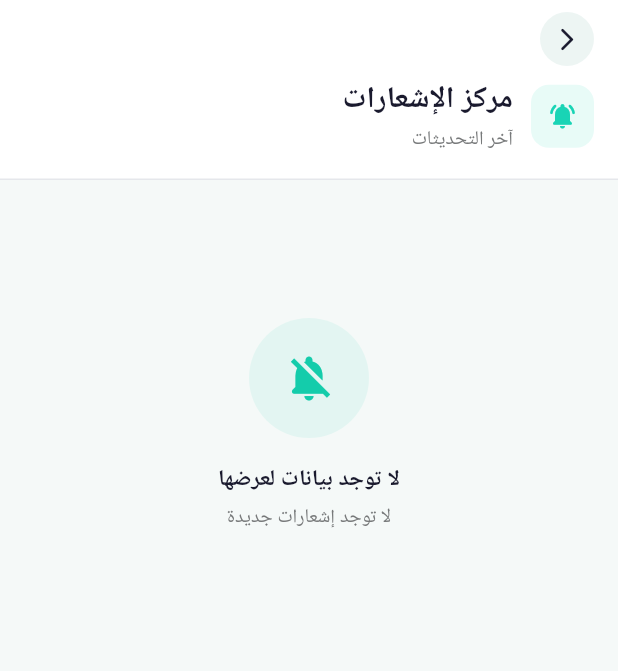
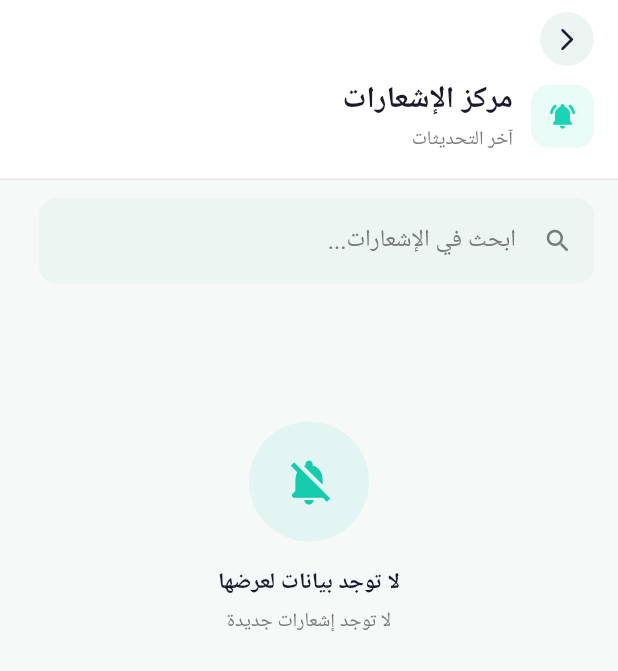
Before and after one commit to Majed-2000/shubra-hr-apr2026, a Flutter app: the Notifications screen opened by its route, on a phone screen of 412 x 824 dp. Shown: the top 671 px of the screen. Run offline on Flutter 3.47's test engine with Material 3 defaults, Android fonts, the phone set to English and light mode, and no system bars; our stand-ins replace dio, firebase_core, firebase_messaging, flutter_secure_storage, flutter_svg, image_picker and 4 more; accounts and stored records are empty; network calls fail.

Commit message:
sprint Wave 1 (partial): notifications search, gov app tiles, sync tracking
Features shipped:
- #12 Notifications search — debounced TextField, client-side filter on
  title + body, query highlighting via HighlightedText widget; per-query
  empty state with "no matching results" copy
- #17 Government services — new Settings section with Tawakkalna / Absher /
  GOSI tiles; tap opens the installed app or falls to App/Play Store
- #14 Sync tracking — notifications screen now reports successful fetches
  to SyncTracker; LastSyncBadge in the search bar shows freshness and
  doubles as a refresh button (other screens to follow)

Files:
- lib/config/gov_apps.dart           NEW
- lib/services/gov_app_launcher.dart NEW
- lib/notifications.dart             search + highlight + sync hook + badge
- lib/settings.dart                  Government Services section

Co-Authored-By: Claude Opus 4.7 (1M context) <noreply@anthropic.com>

```diff
--- a/lib/notifications.dart
+++ b/lib/notifications.dart
@@ -4,6 +4,8 @@
 // المحتوى: قائمة paginated، يستعمل InfiniteScrollMixin + PaginatedListView.
 // API: GET /getMyNotifications?page=N.
 // ============================================================================
+
+import 'dart:async';
 
 import 'package:flutter/material.dart';
 import 'package:intl/intl.dart';
@@ -12,7 +14,10 @@ import 'dio_client.dart';
 import 'l10n/app_localizations.dart';
 import 'noti.dart';
 import 'shared/mixins/infinite_scroll_mixin.dart';
+import 'shared/services/sync_tracker.dart';
 import 'shared/utils/logger.dart';
+import 'shared/widgets/highlighted_text.dart';
+import 'shared/widgets/last_sync_badge.dart';
 import 'shared/widgets/paginated_list_view.dart';
 import 'theme.dart';
 import 'widgets.dart';
@@ -31,11 +36,14 @@ class Notifications extends StatefulWidget {
 class _NotificationsState extends State<Notifications>
     with InfiniteScrollMixin<Notifications> {
   final dioClient = DioClient().client;
+  final _searchController = TextEditingController();
 
   final List<noti> _notifications = [];
   bool _isLoading = false;
   bool _stop = false;
   int _page = 0;
+  String _query = '';
+  Timer? _debounce;
 
   @override
   bool get hasMore => !_stop;
@@ -74,11 +82,36 @@ class _NotificationsState extends State<Notifications>
             ..msg = x['msg']);
         }
       });
+      await SyncTracker.markSynced('notifications');
     } catch (e) {
       logD('Error fetching notifications: $e');
     } finally {
       if (mounted) setState(() => _isLoading = false);
     }
+  }
+
+  @override
+  void dispose() {
+    _debounce?.cancel();
+    _searchController.dispose();
+    super.dispose();
+  }
+
+  void _onSearchChanged(String value) {
+    _debounce?.cancel();
+    _debounce = Timer(const Duration(milliseconds: 200), () {
+      if (mounted) setState(() => _query = value.trim());
+    });
+  }
+
+  List<noti> get _filtered {
+    if (_query.isEmpty) return _notifications;
+    final q = _query.toLowerCase();
+    return _notifications.where((n) {
+      final inTitle = (n.name ?? '').toLowerCase().contains(q);
+      final inBody = (n.msg ?? '').toLowerCase().contains(q);
+      return inTitle || inBody;
+    }).toList();
   }
 
   Future<void> _refresh() async {
@@ -103,20 +136,66 @@ class _NotificationsState extends State<Notifications>
   @override
   Widget build(BuildContext context) {
     final t = AppLocalizations.of(context)!;
+    final filtered = _filtered;
+    final isSearchEmpty = _query.isNotEmpty && filtered.isEmpty && !_isLoading;
     return ModernScaffold(
       title: t.notifications,
       subtitle: bi(context, ar: "آخر التحديثات", en: "Your latest updates"),
       leadingIcon: Icons.notifications_active_rounded,
-      body: PaginatedListView<noti>(
-        items: _notifications,
+      body: Column(
+        children: [
+          Padding(
+            padding: const EdgeInsets.fromLTRB(16, 12, 16, 0),
+            child: Row(
+              children: [
+                Expanded(
+                  child: TextField(
+                    controller: _searchController,
+                    onChanged: _onSearchChanged,
+                    decoration: InputDecoration(
+                      hintText: bi(context,
+                          ar: "ابحث في الإشعارات...",
+                          en: "Search notifications..."),
+                      prefixIcon: const Icon(Icons.search_rounded, size: 20),
+                      suffixIcon: _query.isEmpty
+                          ? null
+                          : IconButton(
+                              icon: const Icon(Icons.close_rounded, size: 18),
+                              onPressed: () {
+                                _searchController.clear();
+                                setState(() => _query = '');
+                              },
+                            ),
+                      isDense: true,
+                    ),
+                  ),
+                ),
+                const SizedBox(width: 10),
+                LastSyncBadge(screenKey: 'notifications', onRefresh: _refresh),
+              ],
+            ),
+          ),
+          Expanded(
+            child: PaginatedListView<noti>(
+              items: filtered,
               isLoading: _isLoading,
               controller: scrollController,
               onRefresh: _refresh,
               emptyState: EmptyState(
-          icon: Icons.notifications_off_rounded,
-          title: t.nodata,
-          subtitle: bi(context,
-              ar: "لا توجد إشعارات جديدة", en: "You're all caught up!"),
+                icon: isSearchEmpty
+                    ? Icons.search_off_rounded
+                    : Icons.notifications_off_rounded,
+                title: isSearchEmpty
+                    ? bi(context,
+                        ar: "لا نتائج للبحث", en: "No matching results")
+                    : t.nodata,
+                subtitle: isSearchEmpty
+                    ? bi(context,
+                        ar: "جرّب كلمة مختلفة",
+                        en: "Try a different keyword")
+                    : bi(context,
+                        ar: "لا توجد إشعارات جديدة",
+                        en: "You're all caught up!"),
                 accent: AppColors.secondary,
               ),
               itemBuilder: (context, item, _) => Padding(
@@ -124,8 +203,12 @@ class _NotificationsState extends State<Notifications>
                 child: _NotificationCard(
                   item: item,
                   formattedDate: _formatDate(item.date),
+                  query: _query,
                 ),
               ),
+            ),
+          ),
+        ],
       ),
     );
   }
@@ -134,7 +217,12 @@ class _NotificationsState extends State<Notifications>
 class _NotificationCard extends StatelessWidget {
   final noti item;
   final String formattedDate;
-  const _NotificationCard({required this.item, required this.formattedDate});
+  final String query;
+  const _NotificationCard({
+    required this.item,
+    required this.formattedDate,
+    this.query = '',
+  });
 
   @override
   Widget build(BuildContext context) {
@@ -168,23 +256,27 @@ class _NotificationCard extends StatelessWidget {
             child: Column(
               crossAxisAlignment: CrossAxisAlignment.start,
               children: [
-                Text(
-                  item.name ?? '',
-                  style: TextStyle(
+                HighlightedText(
+                  text: item.name ?? '',
+                  query: query,
+                  baseStyle: TextStyle(
                     fontWeight: FontWeight.w800,
                     fontSize: 15,
                     color: AppColors.onSurface,
                   ),
+                  maxLines: 2,
                 ),
                 if (item.msg != null && item.msg!.isNotEmpty) ...[
                   const SizedBox(height: 6),
-                  Text(
-                    item.msg!,
-                    style: TextStyle(
+                  HighlightedText(
+                    text: item.msg!,
+                    query: query,
+                    baseStyle: TextStyle(
                       color: AppColors.muted,
                       fontSize: 13.5,
                       height: 1.4,
                     ),
+                    maxLines: 4,
                   ),
                 ],
                 const SizedBox(height: 10),
```
Also changed, not shown: lib/config/gov_apps.dart (added, +58 -0 lines), lib/services/gov_app_launcher.dart (added, +34 -0 lines), lib/settings.dart (+37 -0 lines), .claude/settings.local.json, 1 other file. Lines whose indentation alone changed are shown as unchanged.
